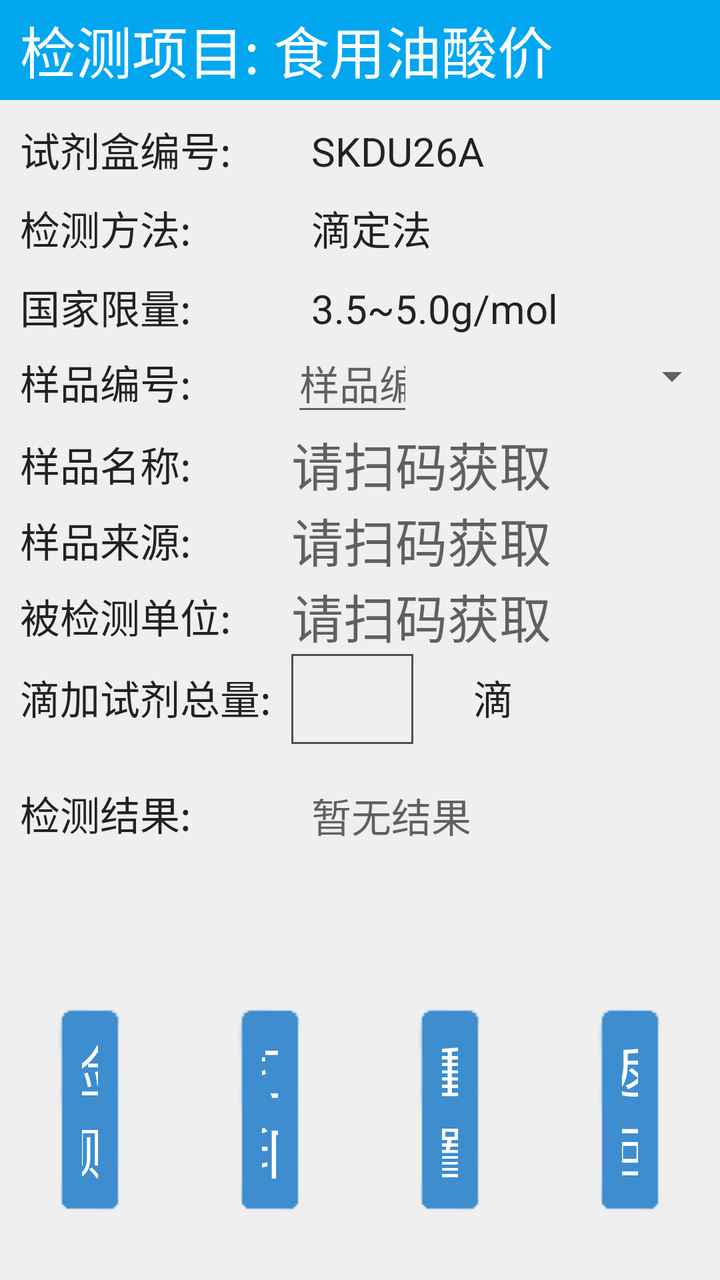
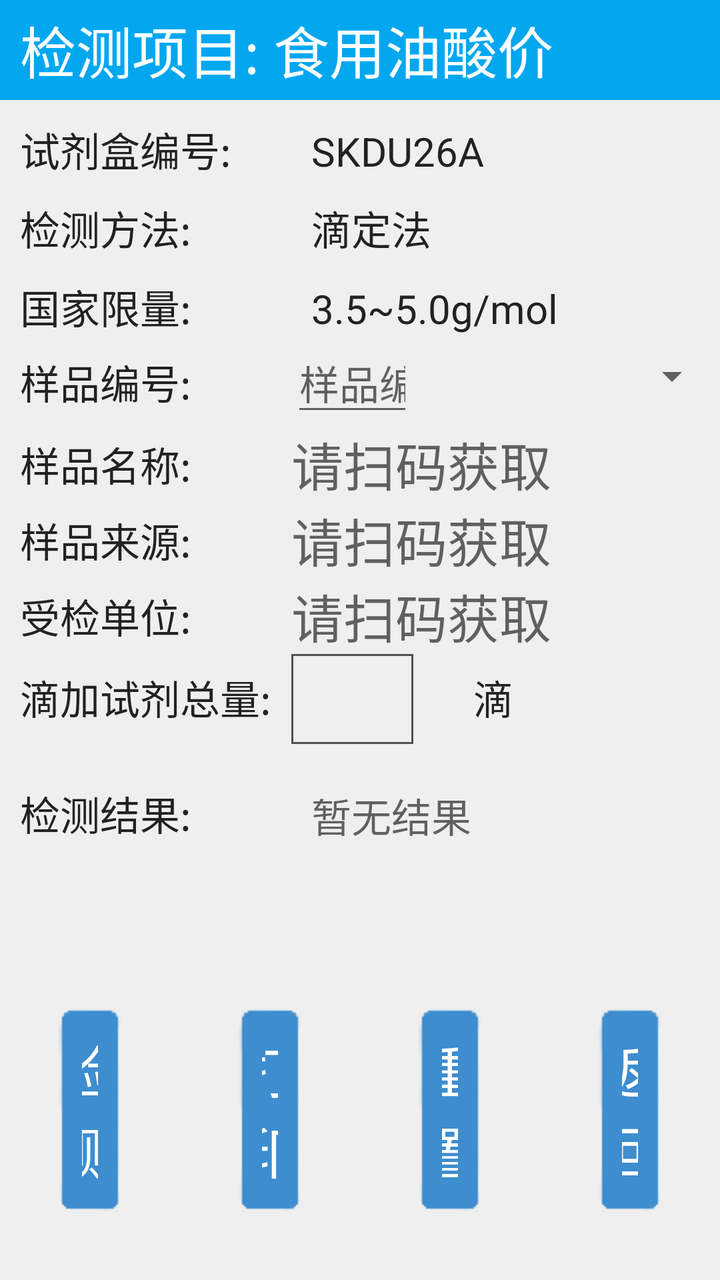

Screens rendered from an Android XML layout before and after an edit, with the pre-edit source and the edit as a unified diff.
<!-- AndroidManifest.xml: application theme AppTheme -->
<!-- res/layout/activity_titration_test.xml -->
<?xml version="1.0" encoding="utf-8"?>
<LinearLayout xmlns:android="http://schemas.android.com/apk/res/android"
    xmlns:app="http://schemas.android.com/apk/res-auto"
    android:layout_width="match_parent"
    android:layout_height="match_parent"
    android:background="@color/BACK_GROUND_COLOR"
    android:orientation="vertical">

    <LinearLayout
        android:layout_width="match_parent"
        android:layout_height="wrap_content"
        android:background="@color/THEME_COLOR"
        android:orientation="horizontal"
        >

        <TextView
            android:id="@+id/tv_titration_title"
            android:layout_width="wrap_content"
            android:layout_height="50dp"
            android:gravity="center_vertical"
            android:paddingLeft="10dp"
            android:text="检测项目: "
            android:textColor="#ffffff"
            android:textSize="28sp" />

        <TextView
            android:id="@+id/tv_titration_scanTime"
            android:layout_width="wrap_content"
            android:layout_height="50dp"
            android:gravity="center_vertical"
            android:text="食用油酸价"
            android:textAllCaps="false"
            android:textColor="#ffffff"
            android:textSize="28sp" />


    </LinearLayout>


    <LinearLayout
        android:layout_width="wrap_content"
        android:layout_height="wrap_content"
        android:orientation="horizontal">

        <TableLayout
            android:layout_width="0dp"
            android:layout_height="match_parent"
            android:layout_marginTop="10dp"
            android:layout_weight="1.0"
            android:focusable="true"
            android:focusableInTouchMode="true">

            <TableRow
                android:layout_width="match_parent"
                android:layout_height="wrap_content">

                <TextView
                    style="@style/checkactivity_textview_style"
                    android:layout_marginRight="10dp"
                    android:text="试剂盒编号:" />

                <Spinner
                    android:id="@+id/check_company_spinner"
                    style="@style/checkactivity_spinner_style"
                    android:visibility="gone" />

                <TextView
                    android:id="@+id/tv_titration_number"
                    android:text="SKDU26A"
                    style="@style/checkactivity_textview_style" />
            </TableRow>

            <TableRow
                android:layout_width="match_parent"
                android:layout_height="wrap_content">

                <TextView
                    style="@style/checkactivity_textview_style"
                    android:layout_marginRight="10dp"
                    android:layout_marginTop="10dp"
                    android:layout_marginBottom="10dp"
                    android:text="检测方法:" />

                <TextView
                    android:id="@+id/tv_titration_mode"
                    style="@style/checkactivity_textview_style"
                    android:layout_height="match_parent"
                    android:text="滴定法" />
            </TableRow>

            <TableRow
                android:layout_width="match_parent"
                android:layout_height="wrap_content">

                <TextView
                    style="@style/checkactivity_textview_style"
                    android:layout_marginRight="10dp"
                    android:text="国家限量:"
                    android:textAllCaps="false"/>

                <Spinner
                    android:id="@+id/check_persion_spinner"
                    style="@style/checkactivity_spinner_style"
                    android:visibility="gone" />

                <TextView
                    android:id="@+id/tv_titration_national_limit"
                    style="@style/checkactivity_textview_style"
                    android:text="3.5~5.0g/mol"/>
            </TableRow>

            <TableRow
                android:layout_width="match_parent"
                android:layout_height="wrap_content">

                <TextView
                    style="@style/checkactivity_textview_style"
                    android:layout_marginRight="10dp"
                    android:text="样品编号:" />

                <EditText
                    android:id="@+id/ed_titration_et_SampleNum"
                    android:lines="1"
                    style="@style/titrationtestactivity_edittext_id_style"
                    android:focusable="true"
                    android:focusableInTouchMode="true"
                    android:hint="样品编号"/>

                <Spinner android:id="@+id/spinner_input_methods"
                    android:layout_width="fill_parent"
                    android:layout_height="40dp">
                </Spinner>
            </TableRow>


            <TableRow
                android:layout_width="match_parent"
                android:layout_height="wrap_content">

                <TextView
                    style="@style/checkactivity_textview_style"
                    android:layout_marginRight="10dp"
                    android:text="样品名称:" />


                <TextView
                    android:id="@+id/tv_titration_sample_name"
                    style="@style/meninput_edittext_style"
                    android:hint="请扫码获取"
                    />

                <EditText
                    android:id="@+id/ed_titration_sample_name"
                    android:lines="1"
                    style="@style/titrationtestactivity_edittext_demo_style"
                    android:focusable="true"
                    android:focusableInTouchMode="true"
                    android:hint="请输入"
                    android:visibility="gone"/>

            </TableRow>

            <TableRow
                android:layout_width="match_parent"
                android:layout_height="wrap_content">

                <TextView
                    style="@style/checkactivity_textview_style"
                    android:layout_marginRight="10dp"
                    android:text="样品来源:" />

                <TextView
                    android:id="@+id/tv_titration_sample_source"
                    style="@style/meninput_edittext_style"
                    android:hint="请扫码获取"
                    />
                <EditText
                    android:id="@+id/ed_titration_sample_source"
                    android:lines="1"
                    style="@style/titrationtestactivity_edittext_demo_style"
                    android:focusable="true"
                    android:focusableInTouchMode="true"
                    android:hint="请输入"
                    android:visibility="gone"/>
            </TableRow>

            <TableRow
                android:layout_width="match_parent"
                android:layout_height="wrap_content">

                <TextView
                    style="@style/checkactivity_textview_style"
                    android:layout_marginRight="10dp"
                    android:text="被检测单位:" />

                <TextView
                    android:id="@+id/tv_titration_tested_unit"
                    android:onClick="ClickDialog"
                    style="@style/meninput_edittext_style"
                    android:hint="请扫码获取" />

                <EditText
                    android:id="@+id/ed_titration_tested_unit"
                    android:lines="1"
                    style="@style/titrationtestactivity_edittext_demo_style"
                    android:focusable="true"
                    android:focusableInTouchMode="true"
                    android:hint="请输入"
                    android:visibility="gone"/>
            </TableRow>

            <TableRow
                android:layout_width="wrap_content"
                android:layout_height="wrap_content"
                android:visibility="visible"
                android:focusable="true"
                android:focusableInTouchMode="true">

                <TextView
                    style="@style/checkactivity_textview_style"
                    android:layout_marginRight="10dp"
                    android:text="滴加试剂总量:" />
                <EditText
                    android:id="@+id/et_drop_volume"
                    android:lines="1"
                    style="@style/titrationtestactivity_edittext_drop_style"
                    android:background="@drawable/bg_edit_drop_style"
                    android:focusable="true"
                    android:focusableInTouchMode="true"/>
                <TextView
                    android:id="@+id/tv_checkactivity_sampleunit"
                    android:onClick="ClickDialog"
                    style="@style/checkactivity_textview_style"

                    android:text="滴"/>

            </TableRow>

            <TableRow
                android:layout_width="wrap_content"
                android:layout_height="wrap_content"
                android:visibility="visible"
                android:layout_marginBottom="30dp"
                android:paddingTop="20dp">

                <TextView
                    style="@style/checkactivity_textview_style"
                    android:layout_marginRight="10dp"
                    android:text="检测结果:" />
                <TextView
                    android:id="@+id/tv_titrationTest_result"
                    style="@style/checkactivity_textview_style"
                    android:hint="暂无结果"/>

            </TableRow>


        </TableLayout>

    </LinearLayout>

        <View
            android:layout_width="match_parent"
            android:layout_height="1dp"
            android:layout_marginBottom="50dp"/>


    <LinearLayout
        android:layout_width="match_parent"
        android:layout_height="wrap_content"
        android:layout_marginBottom="-100dp">


        <Button
            android:id="@+id/btn_titration_test"
            style="@style/BtnBottom"
            android:text="检测" />

        <Button
            android:id="@+id/btn_titration_print"
            style="@style/BtnBottom"
            android:text="打印" />

        <Button
            android:id="@+id/btn_titration_replace1"
            style="@style/BtnBottom"
            android:text="重置"
            android:visibility="gone" />

        <Button
            android:id="@+id/btn_titration_replace2"
            style="@style/BtnBottom"
            android:text="返回"
            android:visibility="gone" />
        <Button
            android:id="@+id/btn_titration_reset"
            style="@style/BtnBottom"
            android:text="重置" />

        <Button
            android:id="@+id/btn_titration_back"
            style="@style/BtnBottom"
            android:text="返回" />

        <Button
            android:id="@+id/btn_titration_replace3"
            style="@style/BtnBottom"
            android:text="重置"
            android:visibility="gone" />

        <Button
            android:id="@+id/btn_titration_replace4"
            style="@style/BtnBottom"
            android:text="返回"
            android:visibility="gone" />


    </LinearLayout>

</LinearLayout>
<!-- resources referenced by this layout -->
<resources>
  <color name="BACK_GROUND_COLOR">#efefef</color>
  <color name="THEME_COLOR">#02A7F0</color>
  <!-- drawable bg_edit_drop_style (drawable-hdpi) -->
  <?xml version="1.0" encoding="utf-8"?>
  <shape xmlns:android="http://schemas.android.com/apk/res/android">
      <solid android:color="#efefef"/>
      <stroke
          android:width="1dp"
          android:color="#505050"/>
  </shape>
  <style name="checkactivity_spinner_style">
          <item name="android:layout_width">0dp</item>
          <item name="android:layout_height">45dp</item>
          <item name="android:layout_marginRight">20dp</item>
          <item name="android:layout_weight">1.0</item>
      </style>
  <style name="checkactivity_textview_style">
          <item name="android:layout_width">wrap_content</item>
          <item name="android:layout_height">wrap_content</item>
          <item name="android:textSize">20sp</item>
          <item name="android:textColor">@color/text_black</item>
          <item name="android:gravity">center_vertical</item>
          <item name="android:layout_marginLeft">10dp</item>
      </style>
  <style name="meninput_edittext_style">
          <item name="android:layout_width">0dp</item>
          <item name="android:layout_height">wrap_content</item>
          <item name="android:layout_marginRight">20dp</item>
          <item name="android:layout_weight">1.0</item>
          <item name="android:textSize">26sp</item>
          <item name="android:inputType">number|numberDecimal</item>
      </style>
  <style name="titrationtestactivity_edittext_demo_style">
          <item name="android:layout_width">0dp</item>
          <item name="android:layout_height">45dp</item>
          <item name="android:layout_marginRight">20dp</item>
          <item name="android:layout_weight">1.0</item>
          <item name="android:textSize">20sp</item>
      </style>
  <style name="titrationtestactivity_edittext_drop_style">
          <item name="android:layout_width">100dp</item>
          <item name="android:layout_height">45dp</item>
          <item name="android:layout_marginRight">20dp</item>
          <item name="android:layout_weight">1.0</item>
          <item name="android:textSize">20sp</item>
          <item name="android:focusable">true</item>
          <item name="android:focusableInTouchMode">true</item>
          <item name="android:inputType">number|numberDecimal</item>
      </style>
  <style name="titrationtestactivity_edittext_id_style">
          <item name="android:layout_width">200dp</item>
          <item name="android:layout_height">45dp</item>
          <item name="android:layout_marginRight">20dp</item>
          <item name="android:layout_weight">1.0</item>
          <item name="android:textSize">20sp</item>
          <item name="android:focusable">true</item>
          <item name="android:focusableInTouchMode">true</item>
          <item name="android:inputType">number|numberDecimal</item>
      </style>
  <style name="AppTheme" parent="Theme.AppCompat.Light.DarkActionBar">
          
          <item name="android:windowNoTitle">true</item>
          <item name="android:windowFullscreen">true</item>
      </style>
  <!-- drawable btn_default1 (drawable) -->
  <?xml version="1.0" encoding="utf-8"?>
  <selector xmlns:android="http://schemas.android.com/apk/res/android">
      <item android:state_pressed="true" android:drawable="@drawable/btn_blue_selected1"></item>
      <item android:state_pressed="false" android:drawable="@drawable/btn_blue_normal1"></item>
      <item android:drawable="@drawable/btn_blue_normal1"></item>
  </selector>
  <color name="text_black">#222222</color>
  <!-- unchanged entries left out for length: 3 -->
</resources>

<!-- the commit's change to res/layout/activity_titration_test.xml (unified diff, before → after) -->
@@ -191,7 +191,7 @@
                 <TextView
                     style="@style/checkactivity_textview_style"
                     android:layout_marginRight="10dp"
-                    android:text="被检测单位:" />
+                    android:text="受检单位:" />
 
                 <TextView
                     android:id="@+id/tv_titration_tested_unit"
